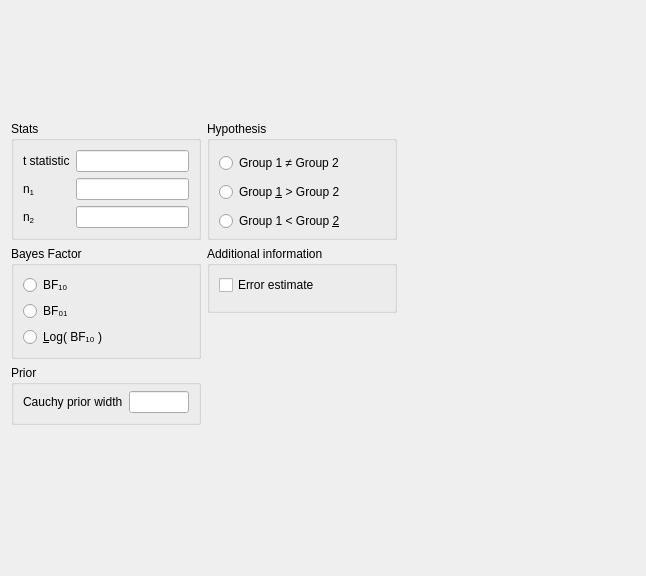
Old version of the form JASP-Desktop/analysisforms/bffromtindependentsamplesform.ui in the repository jasp-stats/jasp-desktop.
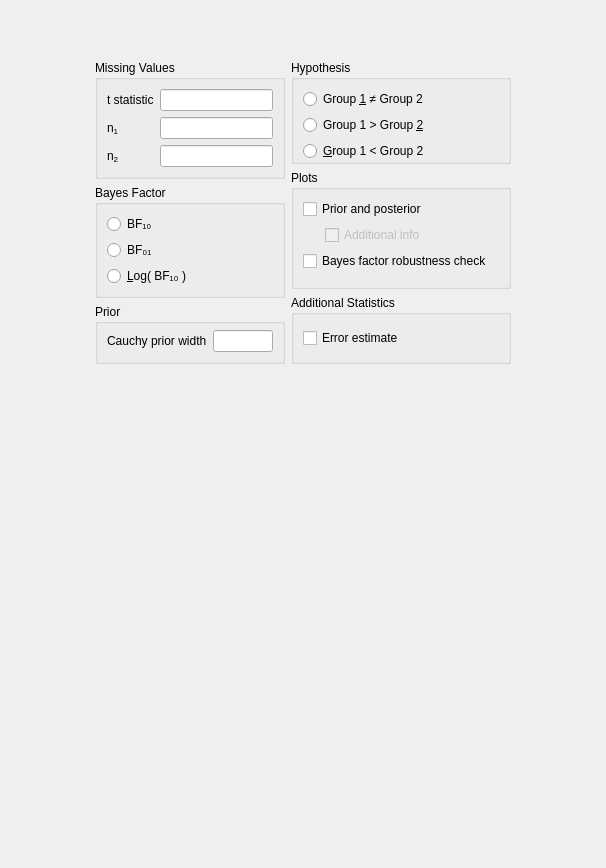
New version of the form. Custom widgets are drawn as their Qt base class.

Commit message: added bayes factor robustness to UI

The edit to the form file:
```diff
--- a/JASP-Desktop/analysisforms/bffromtindependentsamplesform.ui
+++ b/JASP-Desktop/analysisforms/bffromtindependentsamplesform.ui
@@ -6,8 +6,8 @@
    <rect>
     <x>0</x>
     <y>0</y>
-    <width>646</width>
-    <height>576</height>
+    <width>606</width>
+    <height>868</height>
    </rect>
   </property>
   <property name="sizePolicy">
@@ -23,32 +23,6 @@
    <property name="verticalSpacing">
     <number>0</number>
    </property>
-   <item row="0" column="0">
-    <spacer name="verticalSpacer_3">
-     <property name="orientation">
-      <enum>Qt::Vertical</enum>
-     </property>
-     <property name="sizeHint" stdset="0">
-      <size>
-       <width>20</width>
-       <height>20</height>
-      </size>
-     </property>
-    </spacer>
-   </item>
-   <item row="1" column="1">
-    <spacer name="horizontalSpacer_4">
-     <property name="orientation">
-      <enum>Qt::Horizontal</enum>
-     </property>
-     <property name="sizeHint" stdset="0">
-      <size>
-       <width>40</width>
-       <height>20</height>
-      </size>
-     </property>
-    </spacer>
-   </item>
    <item row="1" column="0">
     <widget class="QWidget" name="gridWidget" native="true">
      <property name="sizePolicy">
@@ -67,7 +41,20 @@
       <property name="bottomMargin">
        <number>0</number>
       </property>
-      <item row="1" column="0">
+      <item row="0" column="0">
+       <spacer name="verticalSpacer_3">
+        <property name="orientation">
+         <enum>Qt::Vertical</enum>
+        </property>
+        <property name="sizeHint" stdset="0">
+         <size>
+          <width>20</width>
+          <height>40</height>
+         </size>
+        </property>
+       </spacer>
+      </item>
+      <item row="2" column="0">
        <widget class="QWidget" name="widget_2" native="true">
         <property name="maximumSize">
          <size>
@@ -88,20 +75,49 @@
          <property name="bottomMargin">
           <number>0</number>
          </property>
-         <item row="7" column="0">
-          <spacer name="verticalSpacer">
-           <property name="orientation">
-            <enum>Qt::Vertical</enum>
+         <item row="4" column="0">
+          <widget class="BoundGroupBox" name="missingValues">
+           <property name="title">
+            <string>Missing Values</string>
            </property>
-           <property name="sizeHint" stdset="0">
-            <size>
-             <width>20</width>
-             <height>40</height>
-            </size>
+           <property name="flat">
+            <bool>false</bool>
            </property>
-          </spacer>
+           <layout class="QGridLayout" name="gridLayout_6">
+            <item row="0" column="1">
+             <widget class="BoundTextBox" name="tStatistic"/>
+            </item>
+            <item row="1" column="1">
+             <widget class="BoundTextBox" name="n1Size"/>
+            </item>
+            <item row="2" column="1">
+             <widget class="BoundTextBox" name="n2Size"/>
+            </item>
+            <item row="0" column="0">
+             <widget class="QLabel" name="label_2">
+              <property name="text">
+               <string>t statistic</string>
+              </property>
+             </widget>
+            </item>
+            <item row="1" column="0">
+             <widget class="QLabel" name="label_3">
+              <property name="text">
+               <string>n&lt;sub&gt;1&lt;/sub&gt;</string>
+              </property>
+             </widget>
+            </item>
+            <item row="2" column="0">
+             <widget class="QLabel" name="label_4">
+              <property name="text">
+               <string>n&lt;sub&gt;2&lt;/sub&gt;</string>
+              </property>
+             </widget>
+            </item>
+           </layout>
+          </widget>
          </item>
-         <item row="2" column="0">
+         <item row="5" column="0">
           <widget class="BoundGroupBox" name="bayesFactorType">
            <property name="title">
             <string>Bayes Factor</string>
@@ -165,7 +181,7 @@
            </layout>
           </widget>
          </item>
-         <item row="3" column="0">
+         <item row="6" column="0">
           <widget class="GroupBox" name="groupBox">
            <property name="title">
             <string>Prior</string>
@@ -215,7 +231,7 @@
         </layout>
        </widget>
       </item>
-      <item row="1" column="1">
+      <item row="2" column="1">
        <widget class="QWidget" name="widget_3" native="true">
         <property name="sizePolicy">
          <sizepolicy hsizetype="Preferred" vsizetype="Preferred">
@@ -237,25 +253,156 @@
           <number>0</number>
          </property>
          <item row="2" column="0">
-          <spacer name="verticalSpacer_4">
-           <property name="orientation">
-            <enum>Qt::Vertical</enum>
+          <widget class="BoundGroupBox" name="hypothesis">
+           <property name="title">
+            <string>Hypothesis</string>
            </property>
-           <property name="sizeHint" stdset="0">
-            <size>
-             <width>20</width>
-             <height>40</height>
-            </size>
+           <property name="flat">
+            <bool>true</bool>
            </property>
-          </spacer>
+           <layout class="QGridLayout" name="gridLayout_9">
+            <property name="bottomMargin">
+             <number>0</number>
+            </property>
+            <item row="1" column="1">
+             <spacer name="horizontalSpacer">
+              <property name="orientation">
+               <enum>Qt::Horizontal</enum>
+              </property>
+              <property name="sizeHint" stdset="0">
+               <size>
+                <width>40</width>
+                <height>20</height>
+               </size>
+              </property>
+             </spacer>
+            </item>
+            <item row="2" column="0">
+             <widget class="QRadioButton" name="_3oneTailedLessThan">
+              <property name="sizePolicy">
+               <sizepolicy hsizetype="Fixed" vsizetype="Fixed">
+                <horstretch>0</horstretch>
+                <verstretch>0</verstretch>
+               </sizepolicy>
+              </property>
+              <property name="text">
+               <string>&amp;Group 1 &lt; Group 2</string>
+              </property>
+             </widget>
+            </item>
+            <item row="0" column="0">
+             <widget class="QRadioButton" name="_1twoTailed">
+              <property name="sizePolicy">
+               <sizepolicy hsizetype="Fixed" vsizetype="Fixed">
+                <horstretch>0</horstretch>
+                <verstretch>0</verstretch>
+               </sizepolicy>
+              </property>
+              <property name="text">
+               <string>Group &amp;1 ≠ Group 2</string>
+              </property>
+             </widget>
+            </item>
+            <item row="1" column="0">
+             <widget class="QRadioButton" name="_2oneTailedGreaterThan">
+              <property name="sizePolicy">
+               <sizepolicy hsizetype="Fixed" vsizetype="Fixed">
+                <horstretch>0</horstretch>
+                <verstretch>0</verstretch>
+               </sizepolicy>
+              </property>
+              <property name="text">
+               <string>Group 1 &gt; Group &amp;2</string>
+              </property>
+             </widget>
+            </item>
+           </layout>
+          </widget>
          </item>
-         <item row="1" column="0">
+         <item row="4" column="0">
+          <widget class="GroupBox" name="groupBox_7">
+           <property name="title">
+            <string>Additional Statistics</string>
+           </property>
+           <layout class="QGridLayout" name="gridLayout_3">
+            <item row="0" column="0" colspan="2">
+             <widget class="BoundCheckBox" name="errorEstimate">
+              <property name="sizePolicy">
+               <sizepolicy hsizetype="Fixed" vsizetype="Fixed">
+                <horstretch>0</horstretch>
+                <verstretch>0</verstretch>
+               </sizepolicy>
+              </property>
+              <property name="text">
+               <string>Error estimate</string>
+              </property>
+             </widget>
+            </item>
+            <item row="0" column="2">
+             <spacer name="horizontalSpacer_2">
+              <property name="orientation">
+               <enum>Qt::Horizontal</enum>
+              </property>
+              <property name="sizeHint" stdset="0">
+               <size>
+                <width>40</width>
+                <height>20</height>
+               </size>
+              </property>
+             </spacer>
+            </item>
+           </layout>
+          </widget>
+         </item>
+         <item row="3" column="0">
           <widget class="GroupBox" name="plotsGroup">
            <property name="title">
-            <string>Additional information</string>
+            <string>Plots</string>
            </property>
            <layout class="QGridLayout" name="gridLayout_4">
-            <item row="2" column="0">
+            <item row="0" column="0" colspan="3">
+             <widget class="BoundCheckBox" name="plotPriorAndPosterior">
+              <property name="sizePolicy">
+               <sizepolicy hsizetype="Fixed" vsizetype="Fixed">
+                <horstretch>0</horstretch>
+                <verstretch>0</verstretch>
+               </sizepolicy>
+              </property>
+              <property name="text">
+               <string>Prior and posterior</string>
+              </property>
+             </widget>
+            </item>
+            <item row="2" column="1" colspan="3">
+             <widget class="BoundCheckBox" name="plotPriorAndPosteriorAdditionalInfo">
+              <property name="enabled">
+               <bool>false</bool>
+              </property>
+              <property name="sizePolicy">
+               <sizepolicy hsizetype="Fixed" vsizetype="Fixed">
+                <horstretch>0</horstretch>
+                <verstretch>0</verstretch>
+               </sizepolicy>
+              </property>
+              <property name="text">
+               <string>Additional info</string>
+              </property>
+             </widget>
+            </item>
+            <item row="3" column="0" colspan="3">
+             <widget class="BoundCheckBox" name="plotBayesFactorRobustness">
+              <property name="sizePolicy">
+               <sizepolicy hsizetype="Fixed" vsizetype="Fixed">
+                <horstretch>0</horstretch>
+                <verstretch>0</verstretch>
+               </sizepolicy>
+              </property>
+              <property name="text">
+               <string>Bayes factor robustness check</string>
+              </property>
+             </widget>
+            </item>
+            <item row="4" column="0">
              <widget class="QWidget" name="widget_4" native="true">
               <property name="maximumSize">
                <size>
@@ -265,131 +412,12 @@
               </property>
              </widget>
             </item>
-            <item row="0" column="0" colspan="2">
-             <widget class="BoundCheckBox" name="errorEstimate">
-              <property name="sizePolicy">
-               <sizepolicy hsizetype="Fixed" vsizetype="Fixed">
-                <horstretch>0</horstretch>
-                <verstretch>0</verstretch>
-               </sizepolicy>
-              </property>
-              <property name="text">
-               <string>Error estimate</string>
-              </property>
-             </widget>
-            </item>
            </layout>
           </widget>
          </item>
         </layout>
        </widget>
       </item>
-      <item row="0" column="0">
-       <widget class="GroupBox" name="groupBox_7">
-        <property name="title">
-         <string>Stats</string>
-        </property>
-        <layout class="QGridLayout" name="gridLayout_3">
-         <item row="2" column="0">
-          <widget class="QLabel" name="label_6">
-           <property name="text">
-            <string>n&lt;sub&gt;2&lt;/sub&gt;</string>
-           </property>
-          </widget>
-         </item>
-         <item row="1" column="0">
-          <widget class="QLabel" name="label_5">
-           <property name="text">
-            <string>n&lt;sub&gt;1&lt;/sub&gt;</string>
-           </property>
-          </widget>
-         </item>
-         <item row="1" column="1">
-          <widget class="BoundTextBox" name="n1Size"/>
-         </item>
-         <item row="0" column="1">
-          <widget class="BoundTextBox" name="tStatistic"/>
-         </item>
-         <item row="0" column="0">
-          <widget class="QLabel" name="label_4">
-           <property name="text">
-            <string>t statistic</string>
-           </property>
-          </widget>
-         </item>
-         <item row="2" column="1">
-          <widget class="BoundTextBox" name="n2Size"/>
-         </item>
-        </layout>
-       </widget>
-      </item>
-      <item row="0" column="1">
-       <widget class="BoundGroupBox" name="hypothesis">
-        <property name="title">
-         <string>Hypothesis</string>
-        </property>
-        <property name="flat">
-         <bool>true</bool>
-        </property>
-        <layout class="QGridLayout" name="gridLayout_9">
-         <property name="bottomMargin">
-          <number>0</number>
-         </property>
-         <item row="2" column="0">
-          <widget class="QRadioButton" name="_3oneTailedLessThan">
-           <property name="sizePolicy">
-            <sizepolicy hsizetype="Fixed" vsizetype="Fixed">
-             <horstretch>0</horstretch>
-             <verstretch>0</verstretch>
-            </sizepolicy>
-           </property>
-           <property name="text">
-            <string>Group 1 &lt; Group &amp;2</string>
-           </property>
-          </widget>
-         </item>
-         <item row="1" column="0">
-          <widget class="QRadioButton" name="_2oneTailedGreaterThan">
-           <property name="sizePolicy">
-            <sizepolicy hsizetype="Fixed" vsizetype="Fixed">
-             <horstretch>0</horstretch>
-             <verstretch>0</verstretch>
-            </sizepolicy>
-           </property>
-           <property name="text">
-            <string>Group &amp;1 &gt; Group 2</string>
-           </property>
-          </widget>
-         </item>
-         <item row="0" column="0">
-          <widget class="QRadioButton" name="_1twoTailed">
-           <property name="sizePolicy">
-            <sizepolicy hsizetype="Fixed" vsizetype="Fixed">
-             <horstretch>0</horstretch>
-             <verstretch>0</verstretch>
-            </sizepolicy>
-           </property>
-           <property name="text">
-            <string>Group 1 ≠ Group 2</string>
-           </property>
-          </widget>
-         </item>
-         <item row="1" column="1">
-          <spacer name="horizontalSpacer">
-           <property name="orientation">
-            <enum>Qt::Horizontal</enum>
-           </property>
-           <property name="sizeHint" stdset="0">
-            <size>
-             <width>40</width>
-             <height>20</height>
-            </size>
-           </property>
-          </spacer>
-         </item>
-        </layout>
-       </widget>
-      </item>
      </layout>
     </widget>
    </item>
```
Left out of the diff: 19 changed lines with no effect on the pictures. The commit also changes 8 other files.
